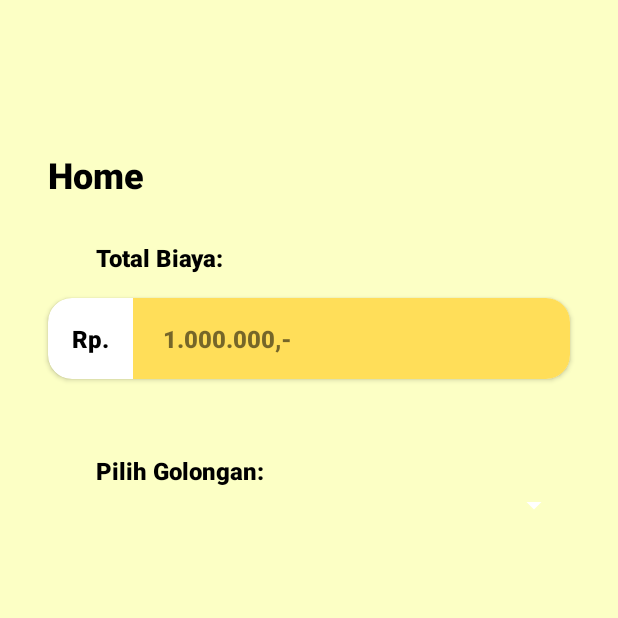
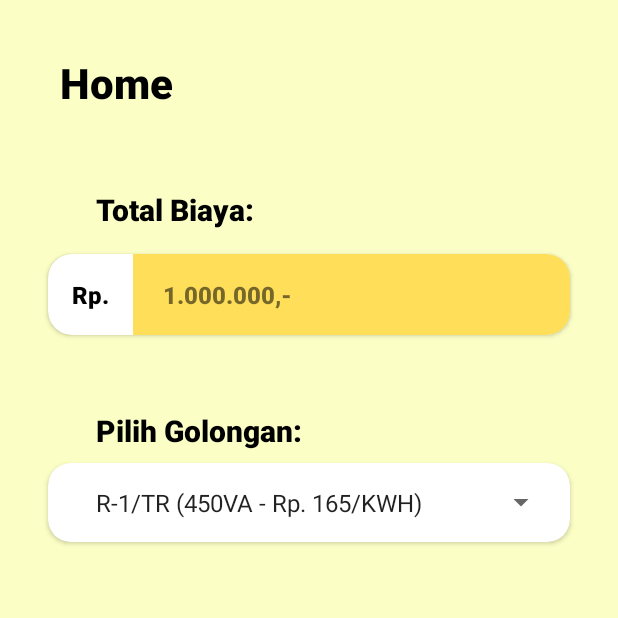
Before and after one commit to MYSTELTAiNNOfficial/DenCalc_2.0, an Android app: the fragment HomeFragment shown on its own in the app's theme, on a phone screen of 412 x 824 dp, the top half of it. Run offline under Robolectric (Android 15) with nearby library versions, the phone set to English and light mode, and no system bars; network calls fail.

Commit message:
spinner home done (dummy data) - database X

```diff
--- a/app/src/main/java/com/sandsteam/dencalc2/HomeFragment.java
+++ b/app/src/main/java/com/sandsteam/dencalc2/HomeFragment.java
@@ -7,26 +7,54 @@ import androidx.fragment.app.Fragment;
 import android.view.LayoutInflater;
 import android.view.View;
 import android.view.ViewGroup;
+import android.widget.AdapterView;
 import android.widget.ArrayAdapter;
 import android.widget.Spinner;
+import android.widget.TextView;
 
-public class HomeFragment extends Fragment {
+import java.util.ArrayList;
 
-    private View home_view;
+import AddOn.Barang;
 
+public class HomeFragment extends Fragment implements AdapterView.OnItemSelectedListener {
+
+    private View view;
+
+    private TextView frhome_editText_totalBiaya;
     private Spinner frhome_spinerGolongan;
+    private String total_Biaya;
+    private ArrayAdapter<CharSequence> myAdapter;
 
     @Override
     public View onCreateView(LayoutInflater inflater, ViewGroup container,
                              Bundle savedInstanceState) {
-        home_view = inflater.inflate(R.layout.fragment_home, container, false);
+        view = inflater.inflate(R.layout.fragment_home, container, false);
 
-        frhome_spinerGolongan = (Spinner) home_view.findViewById(R.id.frhome_spinerGolongan);
+        initView();
 
-        ArrayAdapter<String> myAdapter = new ArrayAdapter<String>(HomeFragment.this, android.R.layout.simple_list_item_1, getResources().getStringArray(R.array.tesData_golongan));
+        return view;
+    }
+
+    private void initView() {
+        frhome_editText_totalBiaya = view.findViewById(R.id.frhome_editText_totalBiaya);
+        frhome_spinerGolongan = (Spinner) view.findViewById(R.id.frhome_spinerGolongan);
+
+        //Spinner Golongan
+        myAdapter = ArrayAdapter.createFromResource(this.getContext(),
+                R.array.tesData_golongan, android.R.layout.simple_spinner_item);
         myAdapter.setDropDownViewResource(android.R.layout.simple_spinner_dropdown_item);
         frhome_spinerGolongan.setAdapter(myAdapter);
+        /////////\\\\\\\\\
+    }
 
-        return home_view;
+
+    @Override
+    public void onItemSelected(AdapterView<?> parent, View view, int position, long id) {
+
+    }
+
+    @Override
+    public void onNothingSelected(AdapterView<?> parent) {
+
     }
 }
--- a/app/src/main/res/layout/activity_register.xml
+++ b/app/src/main/res/layout/activity_register.xml
@@ -17,7 +17,7 @@
         app:layout_constraintEnd_toEndOf="parent"
         app:layout_constraintStart_toStartOf="parent"
         app:layout_constraintTop_toTopOf="parent"
-        app:navigationIcon="@drawable/ic_baseline_arrow_back_24" />
+        app:navigationIcon="@drawable/abc_vector_test" />
 
     <TextView
         android:id="@+id/textView3"
--- a/app/src/main/res/layout/fragment_home.xml
+++ b/app/src/main/res/layout/fragment_home.xml
@@ -13,12 +13,12 @@
         android:id="@+id/tampilan_Home"
         android:layout_width="wrap_content"
         android:layout_height="wrap_content"
-        android:layout_marginStart="32dp"
-        android:layout_marginTop="100dp"
+        android:layout_marginStart="40dp"
+        android:layout_marginTop="36dp"
         android:fontFamily="sans-serif-black"
         android:text="Home"
         android:textColor="@color/black"
-        android:textSize="24sp"
+        android:textSize="28sp"
         app:layout_constraintStart_toStartOf="parent"
         app:layout_constraintTop_toTopOf="parent" />
 
@@ -27,11 +27,11 @@
         android:layout_width="wrap_content"
         android:layout_height="wrap_content"
         android:layout_marginStart="64dp"
-        android:layout_marginTop="28dp"
+        android:layout_marginTop="52dp"
         android:fontFamily="sans-serif-black"
         android:text="Total Biaya:"
         android:textColor="@color/black"
-        android:textSize="16sp"
+        android:textSize="20sp"
         app:layout_constraintStart_toStartOf="parent"
         app:layout_constraintTop_toBottomOf="@+id/tampilan_Home" />
 
@@ -95,19 +95,38 @@
         android:fontFamily="sans-serif-black"
         android:text="Pilih Golongan:"
         android:textColor="@color/black"
-        android:textSize="16sp"
+        android:textSize="20sp"
         app:layout_constraintStart_toStartOf="@+id/tampilan_totalBiaya"
         app:layout_constraintTop_toBottomOf="@+id/tampilan_totalBiaya" />
 
-    <Spinner
-        android:id="@+id/frhome_spinerGolongan"
-        android:layout_width="match_parent"
+    <androidx.cardview.widget.CardView
+        android:id="@+id/cardView2"
+        android:layout_width="0dp"
         android:layout_height="wrap_content"
         android:layout_marginStart="32dp"
+        android:layout_marginTop="8dp"
         android:layout_marginEnd="32dp"
-        android:backgroundTint="#FFFFFF"
-        app:layout_constraintEnd_toEndOf="@+id/cardView"
-        app:layout_constraintStart_toStartOf="@+id/cardView"
-        app:layout_constraintTop_toBottomOf="@+id/tampilan_pilihGolongan" />
+        app:cardCornerRadius="15dp"
+        app:layout_constraintEnd_toEndOf="parent"
+        app:layout_constraintStart_toStartOf="parent"
+        app:layout_constraintTop_toBottomOf="@+id/tampilan_pilihGolongan">
+
+        <androidx.constraintlayout.widget.ConstraintLayout
+            android:layout_width="match_parent"
+            android:layout_height="match_parent">
+
+            <Spinner
+                android:id="@+id/frhome_spinerGolongan"
+                android:layout_width="wrap_content"
+                android:layout_height="wrap_content"
+                android:padding="15dp"
+                app:layout_constraintBottom_toBottomOf="parent"
+                app:layout_constraintEnd_toEndOf="parent"
+                app:layout_constraintStart_toStartOf="parent"
+                app:layout_constraintTop_toTopOf="parent" />
+        </androidx.constraintlayout.widget.ConstraintLayout>
+
+    </androidx.cardview.widget.CardView>
+
 
 </androidx.constraintlayout.widget.ConstraintLayout>
```
Also changed, not shown: 1 other file.
